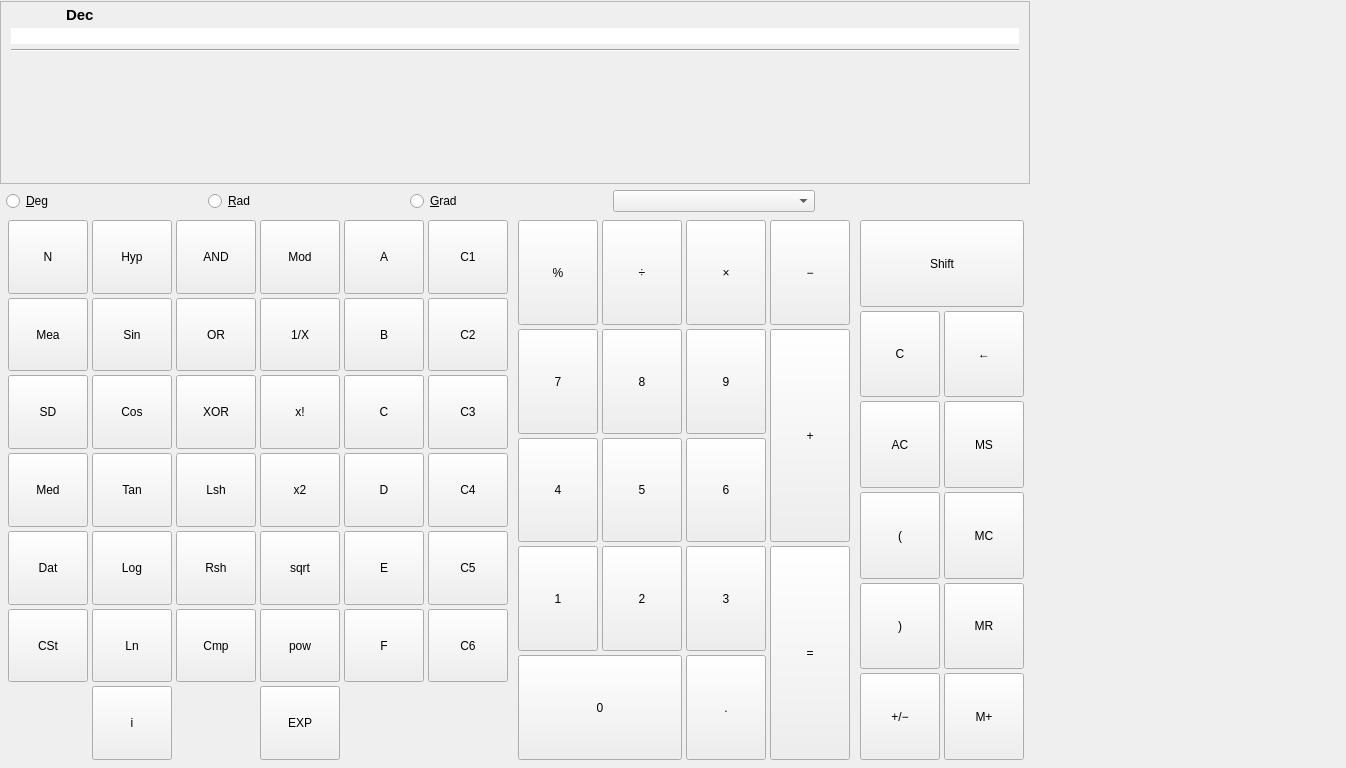
KDE/kcalc, file kcalc.ui: the form before one commit.
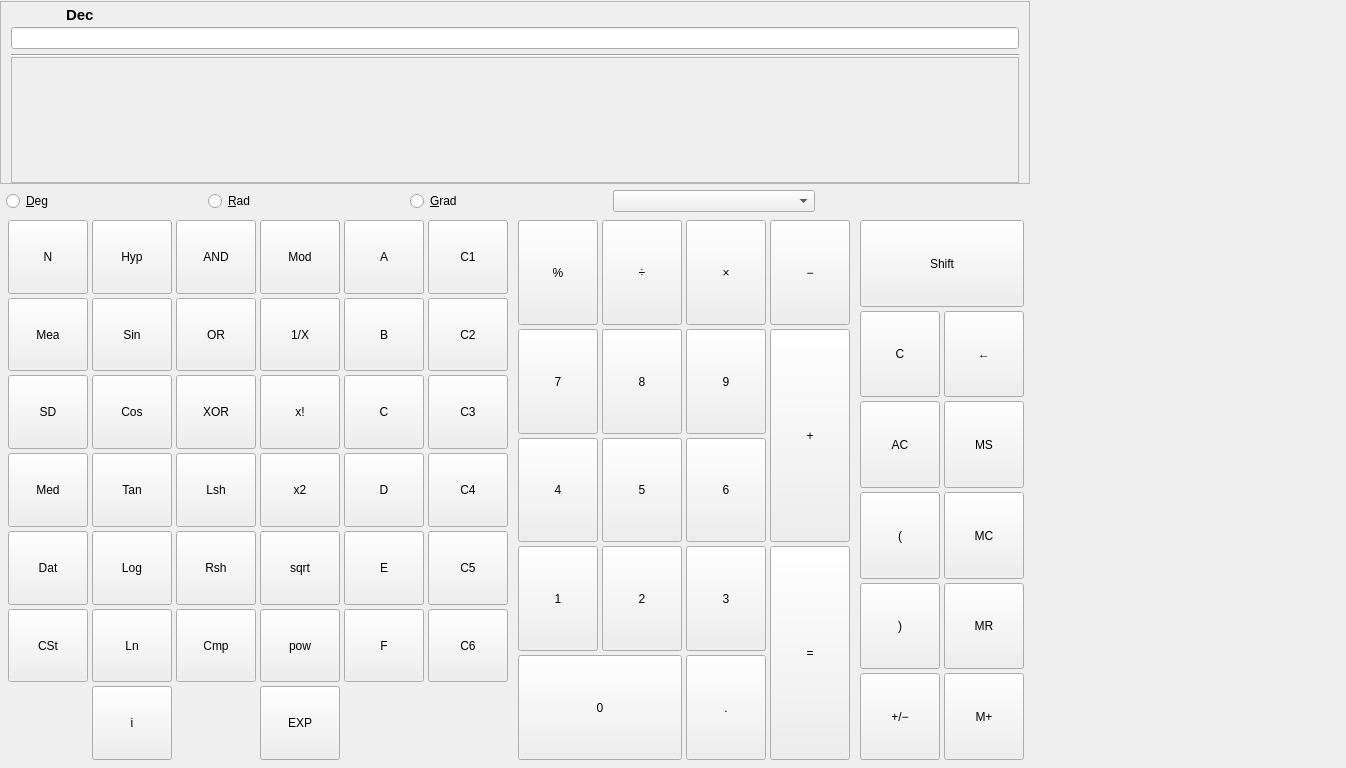
The form after the commit. Custom widgets are drawn as their Qt base class.

Commit message:
Don't set custom style sheet on the widgets
This breaks color palette settings. Use setFrame() method to remove the
border from the input field instead.

Diff of the .ui file:
```diff
--- a/kcalc.ui
+++ b/kcalc.ui
@@ -45,9 +45,6 @@
      </property>
      <item>
       <widget class="KCalcDisplayFrame" name="calc_display_frame">
-       <property name="styleSheet">
-        <string notr="true"/>
-       </property>
        <property name="frameShape">
         <enum>QFrame::StyledPanel</enum>
        </property>
@@ -296,9 +293,6 @@
         </item>
         <item>
          <widget class="KCalcInputDisplay" name="input_display">
-          <property name="styleSheet">
-           <string notr="true">QLineEdit { border: none }</string>
-          </property>
           <property name="alignment">
            <set>Qt::AlignRight|Qt::AlignTrailing|Qt::AlignVCenter</set>
           </property>
@@ -353,9 +347,6 @@
           <property name="accessibleDescription">
            <string>Result Display</string>
           </property>
-          <property name="styleSheet">
-           <string notr="true">QFrame { border: none }</string>
-          </property>
           <property name="frameShape">
            <enum>QFrame::StyledPanel</enum>
           </property>
```
The commit also changes 1 other file.
